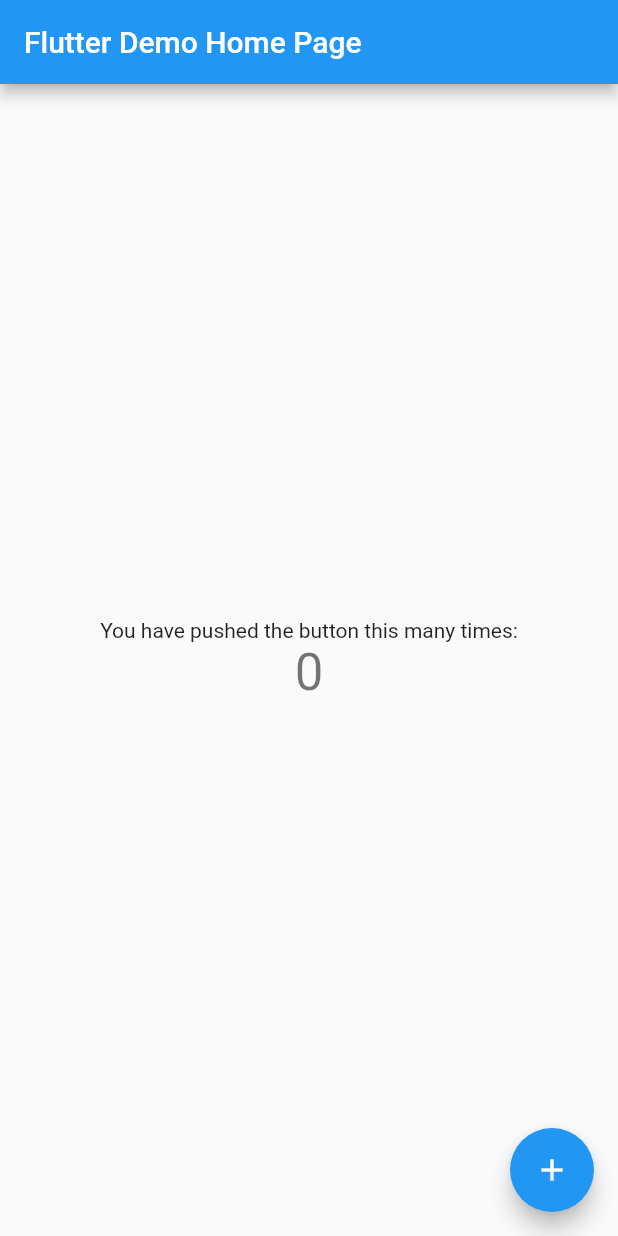
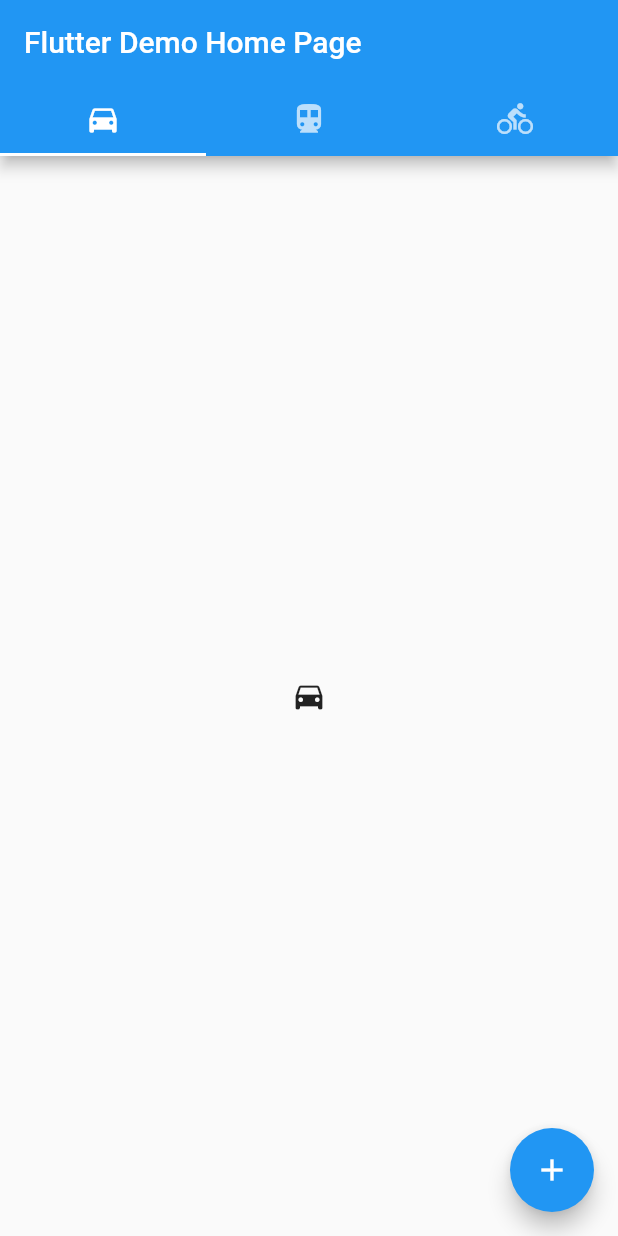
Before and after one commit to Adjeko/QuarantineRPG, a Flutter app: the screen it shows after launch, on a phone screen of 412 x 824 dp. Run offline on Flutter 3.47's test engine with Material 2 defaults, Android fonts, the phone set to English and light mode, and no system bars.

Commit message:
TabBar implemented

```diff
--- a/lib/main.dart
+++ b/lib/main.dart
@@ -3,21 +3,11 @@ import 'package:flutter/material.dart';
 void main() => runApp(MyApp());
 
 class MyApp extends StatelessWidget {
-  // This widget is the root of your application.
   @override
   Widget build(BuildContext context) {
     return MaterialApp(
       title: 'Flutter Demo',
       theme: ThemeData(
-        // This is the theme of your application.
-        //
-        // Try running your application with "flutter run". You'll see the
-        // application has a blue toolbar. Then, without quitting the app, try
-        // changing the primarySwatch below to Colors.green and then invoke
-        // "hot reload" (press "r" in the console where you ran "flutter run",
-        // or simply save your changes to "hot reload" in a Flutter IDE).
-        // Notice that the counter didn't reset back to zero; the application
-        // is not restarted.
         primarySwatch: Colors.blue,
       ),
       home: MyHomePage(title: 'Flutter Demo Home Page'),
@@ -27,15 +17,6 @@ class MyApp extends StatelessWidget {
 
 class MyHomePage extends StatefulWidget {
   MyHomePage({Key key, this.title}) : super(key: key);
-
-  // This widget is the home page of your application. It is stateful, meaning
-  // that it has a State object (defined below) that contains fields that affect
-  // how it looks.
-
-  // This class is the configuration for the state. It holds the values (in this
-  // case the title) provided by the parent (in this case the App widget) and
-  // used by the build method of the State. Fields in a Widget subclass are
-  // always marked "final".
 
   final String title;
 
@@ -48,64 +29,39 @@ class _MyHomePageState extends State<MyHomePage> {
 
   void _incrementCounter() {
     setState(() {
-      // This call to setState tells the Flutter framework that something has
-      // changed in this State, which causes it to rerun the build method below
-      // so that the display can reflect the updated values. If we changed
-      // _counter without calling setState(), then the build method would not be
-      // called again, and so nothing would appear to happen.
       _counter++;
     });
   }
 
   @override
   Widget build(BuildContext context) {
-    // This method is rerun every time setState is called, for instance as done
-    // by the _incrementCounter method above.
-    //
-    // The Flutter framework has been optimized to make rerunning build methods
-    // fast, so that you can just rebuild anything that needs updating rather
-    // than having to individually change instances of widgets.
-    return Scaffold(
+
+    return DefaultTabController(
+      length: 3,
+      child: Scaffold(
         appBar: AppBar(
-        // Here we take the value from the MyHomePage object that was created by
-        // the App.build method, and use it to set our appbar title.
           title: Text(widget.title),
-      ),
-      body: Center(
-        // Center is a layout widget. It takes a single child and positions it
-        // in the middle of the parent.
-        child: Column(
-          // Column is also a layout widget. It takes a list of children and
-          // arranges them vertically. By default, it sizes itself to fit its
-          // children horizontally, and tries to be as tall as its parent.
-          //
-          // Invoke "debug painting" (press "p" in the console, choose the
-          // "Toggle Debug Paint" action from the Flutter Inspector in Android
-          // Studio, or the "Toggle Debug Paint" command in Visual Studio Code)
-          // to see the wireframe for each widget.
-          //
-          // Column has various properties to control how it sizes itself and
-          // how it positions its children. Here we use mainAxisAlignment to
-          // center the children vertically; the main axis here is the vertical
-          // axis because Columns are vertical (the cross axis would be
-          // horizontal).
-          mainAxisAlignment: MainAxisAlignment.center,
-          children: <Widget>[
-            Text(
-              'You have pushed the button this many times:',
-            ),
-            Text(
-              '$_counter',
-              style: Theme.of(context).textTheme.display1,
-            ),
+          bottom: TabBar(
+            tabs: [
+              Tab(icon: Icon(Icons.directions_car)),
+              Tab(icon: Icon(Icons.directions_transit)),
+              Tab(icon: Icon(Icons.directions_bike)),
             ],
           ),
+        ),
+        body: TabBarView(
+          children: <Widget>[
+            Icon(Icons.directions_car),
+            Icon(Icons.directions_transit),
+            Icon(Icons.directions_bike),
+          ],
         ),
         floatingActionButton: FloatingActionButton(
           onPressed: _incrementCounter,
           tooltip: 'Increment',
           child: Icon(Icons.add),
         ), // This trailing comma makes auto-formatting nicer for build methods.
+      ),
     );
   }
 }
--- a/pubspec.yaml
+++ b/pubspec.yaml
@@ -27,7 +27,7 @@ dependencies:
 dev_dependencies:
   flutter_test:
     sdk: flutter
-
+  flare_flutter: ^2.0.1
 
 # For information on the generic Dart part of this file, see the
 # following page: https://dart.dev/tools/pub/pubspec
@@ -41,9 +41,6 @@ flutter:
   uses-material-design: true
 
   # To add assets to your application, add an assets section, like this:
-  # assets:
-  #  - images/a_dot_burr.jpeg
-  #  - images/a_dot_ham.jpeg
 
   # An image asset can refer to one or more resolution-specific "variants", see
   # https://flutter.dev/assets-and-images/#resolution-aware.
```
Also changed, not shown: pubspec.lock. Lines whose indentation alone changed are shown as unchanged.
